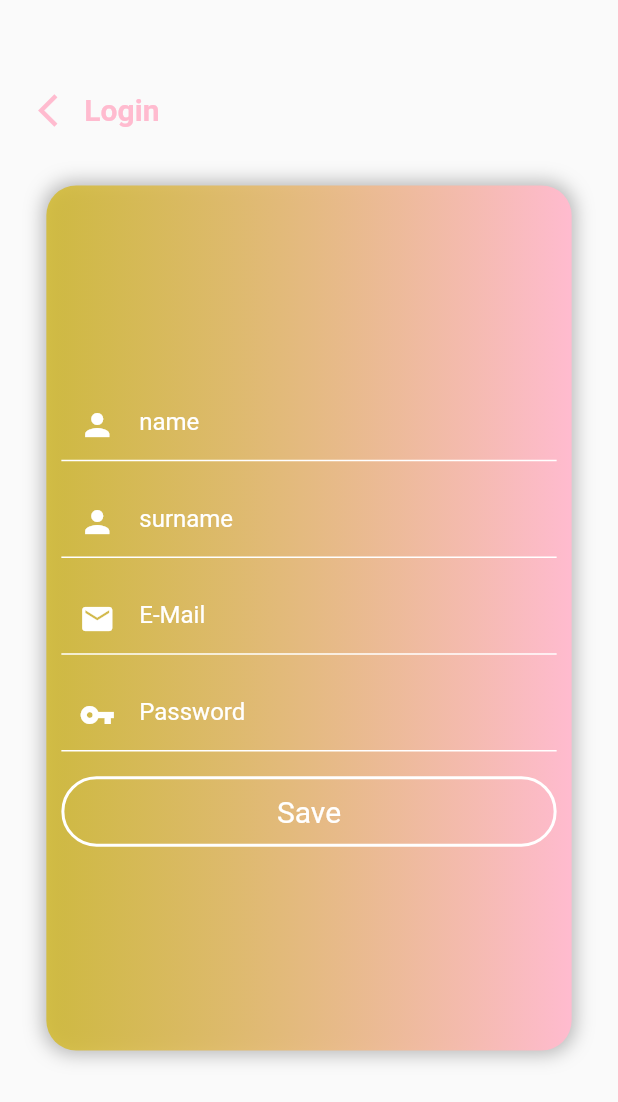
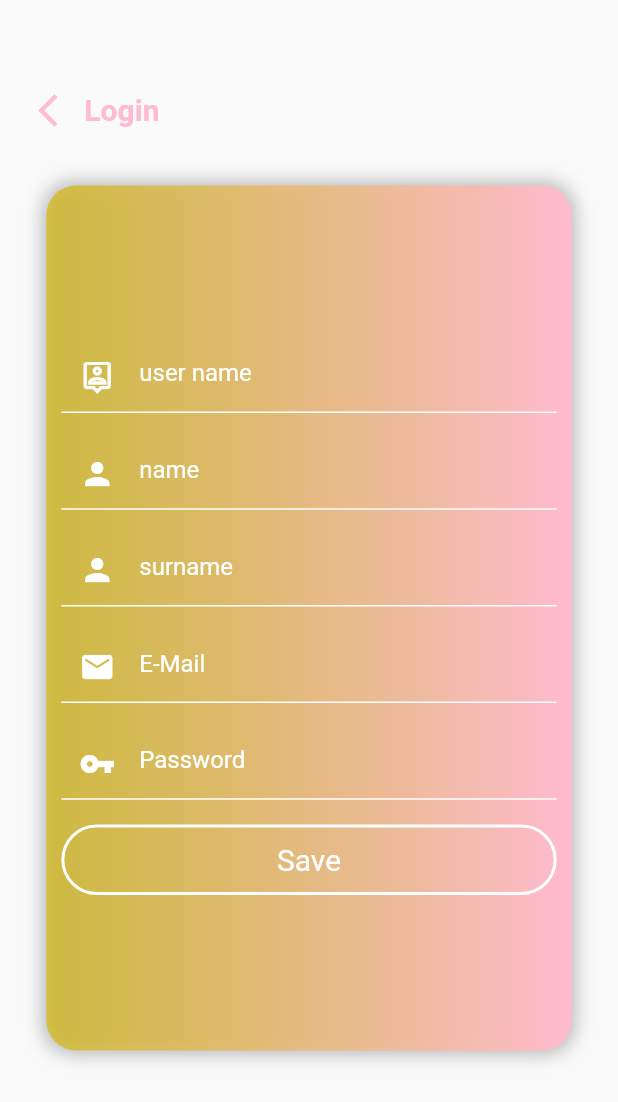
Before and after one commit to alperen8/social_eaters, a Flutter app: the RegisterPage screen opened directly, after a tap on "Save", on a phone screen of 412 x 824 dp. Shown: the top 1102 px of the screen. Run offline on Flutter 3.47's test engine with Material 2 defaults, Android fonts, the phone set to English and light mode, and no system bars; our stand-ins replace dio, firebase_auth, firebase_core, google_maps_flutter, location, qr_flutter and 2 more; missing offline and left inert: firebase_auth_web, firebase_core_web, flutter_custom_tabs, flutter_custom_tabs_web, location_web, qr_code_scanner and 1 more; accounts and stored records are empty; network calls fail.

Commit message:
user name added to register page auth services

```diff
--- a/lib/features/login/register_page.dart
+++ b/lib/features/login/register_page.dart
@@ -11,6 +11,7 @@ class RegisterPage extends StatefulWidget {
 }
 
 class _RegisterPageState extends State<RegisterPage> {
+  final TextEditingController _userNameController = TextEditingController();
   final TextEditingController _nameController = TextEditingController();
   final TextEditingController _surnameController = TextEditingController();
   final TextEditingController _emailController = TextEditingController();
@@ -47,12 +48,40 @@ class _RegisterPageState extends State<RegisterPage> {
                     mainAxisAlignment: MainAxisAlignment.center,
                     children: [
                       TextField(
+                          controller: _userNameController,
+                          style: const TextStyle(
+                            color: Colors.white,
+                          ),
+                          cursorColor: Colors.white,
+                          keyboardType: TextInputType.name,
+                          decoration: const InputDecoration(
+                            prefixIcon: Icon(
+                              Icons.person_pin_outlined,
+                              color: Colors.white,
+                            ),
+                            hintText: 'user name',
+                            prefixText: ' ',
+                            hintStyle: TextStyle(color: Colors.white),
+                            focusColor: Colors.white,
+                            focusedBorder: UnderlineInputBorder(
+                                borderSide: BorderSide(
+                              color: Colors.white,
+                            )),
+                            enabledBorder: UnderlineInputBorder(
+                                borderSide: BorderSide(
+                              color: Colors.white,
+                            )),
+                          )),
+                      SizedBox(
+                        height: size.height * 0.02,
+                      ),
+                      TextField(
                           controller: _nameController,
                           style: const TextStyle(
                             color: Colors.white,
                           ),
                           cursorColor: Colors.white,
-                          keyboardType: TextInputType.emailAddress,
+                          keyboardType: TextInputType.name,
                           decoration: const InputDecoration(
                             prefixIcon: Icon(
                               Icons.person,
@@ -80,7 +109,7 @@ class _RegisterPageState extends State<RegisterPage> {
                             color: Colors.white,
                           ),
                           cursorColor: Colors.white,
-                          keyboardType: TextInputType.emailAddress,
+                          keyboardType: TextInputType.name,
                           decoration: const InputDecoration(
                             prefixIcon: Icon(
                               Icons.person,
@@ -160,8 +189,10 @@ class _RegisterPageState extends State<RegisterPage> {
                       ),
                       InkWell(
                         onTap: () {
+                          try {
                             AuthenticationService.instance
                                 .signInWithMail(
+                                    _userNameController.text,
                                     _nameController.text,
                                     _surnameController.text,
                                     _emailController.text,
@@ -177,6 +208,9 @@ class _RegisterPageState extends State<RegisterPage> {
                                 //TODO ERROR
                               }
                             });
+                          } catch (e) {
+                            print(e);
+                          }
                         },
                         child: Container(
                           padding: const EdgeInsets.symmetric(vertical: 5),
--- a/lib/services/auth_service.dart
+++ b/lib/services/auth_service.dart
@@ -45,8 +45,8 @@ class AuthenticationService {
     return isLoggedIn;
   }
 
-  Future<bool> signInWithMail(
-      String? name, String? surname, String email, String password) async {
+  Future<bool> signInWithMail(String userName, String? name, String? surname,
+      String email, String password) async {
     bool isSignedIn = false;
     try {
       UserCredential userCredential =
@@ -54,8 +54,8 @@ class AuthenticationService {
         email: email,
         password: password,
       );
-      await UserService.instance.recordUser(
-          name, surname, userCredential.user?.email, userCredential.user!.uid);
+      await UserService.instance.recordUser(userName, name, surname,
+          userCredential.user?.email, userCredential.user!.uid);
 
       if (userCredential.user?.uid != null) {
         isSignedIn = true;
--- a/lib/services/user_service.dart
+++ b/lib/services/user_service.dart
@@ -142,8 +142,10 @@ class UserService {
   }
 
 //TODO async
-  recordUser(String? name, String? surname, String? mail, String id) {
+  recordUser(
+      String userName, String? name, String? surname, String? mail, String id) {
     Map<String, dynamic> data = {
+      "userName": userName,
       "name": name,
       "surname": surname,
       "mail": mail,
```
Lines whose indentation alone changed are shown as unchanged.
